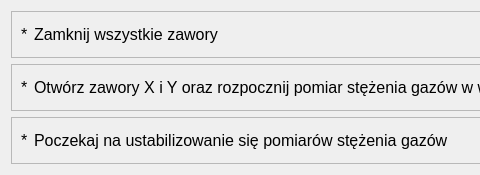
Before: the Qt Designer form app/nowytest_5.ui in wiacekmarcin/StanowiskoChemiczne, drawn with Qt 5; both pictures show x 0 to 480 and y 0 to 175 of the 779 by 175 pixel window.
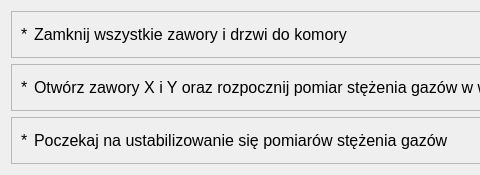
After: the same form once the commit is applied. Custom widgets are drawn as their Qt base class.

The edit to the form file:
```diff
--- a/app/nowytest_5.ui
+++ b/app/nowytest_5.ui
@@ -44,7 +44,7 @@
       <item>
        <widget class="QLabel" name="txt_1">
         <property name="text">
-         <string>Zamknij wszystkie zawory</string>
+         <string>Zamknij wszystkie zawory i drzwi do komory</string>
         </property>
        </widget>
       </item>
```
